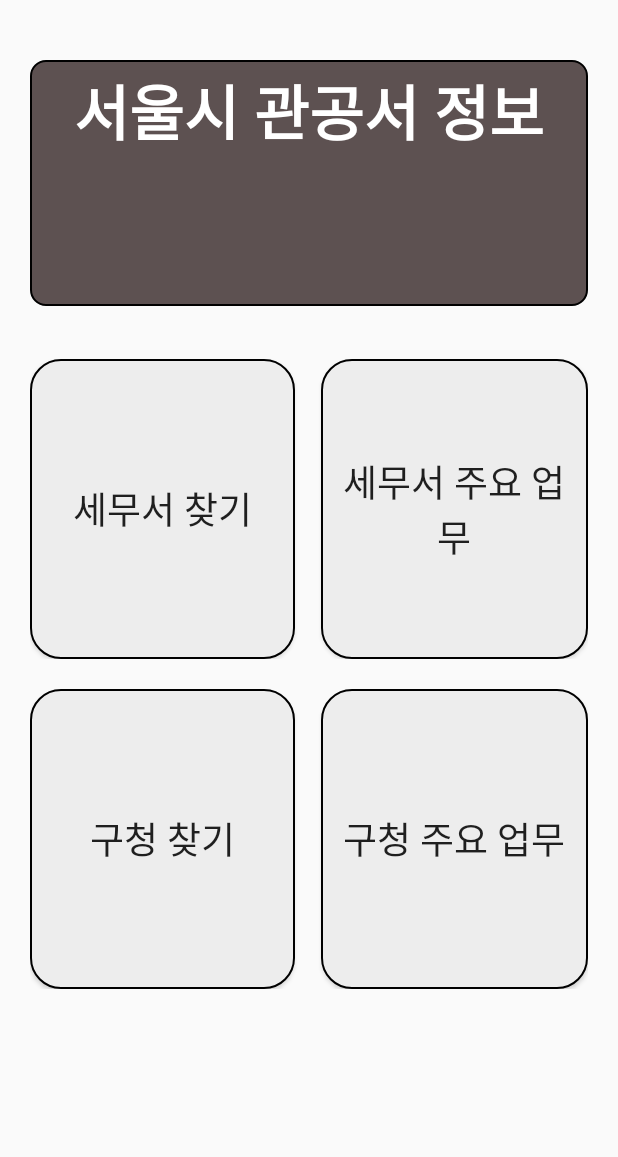
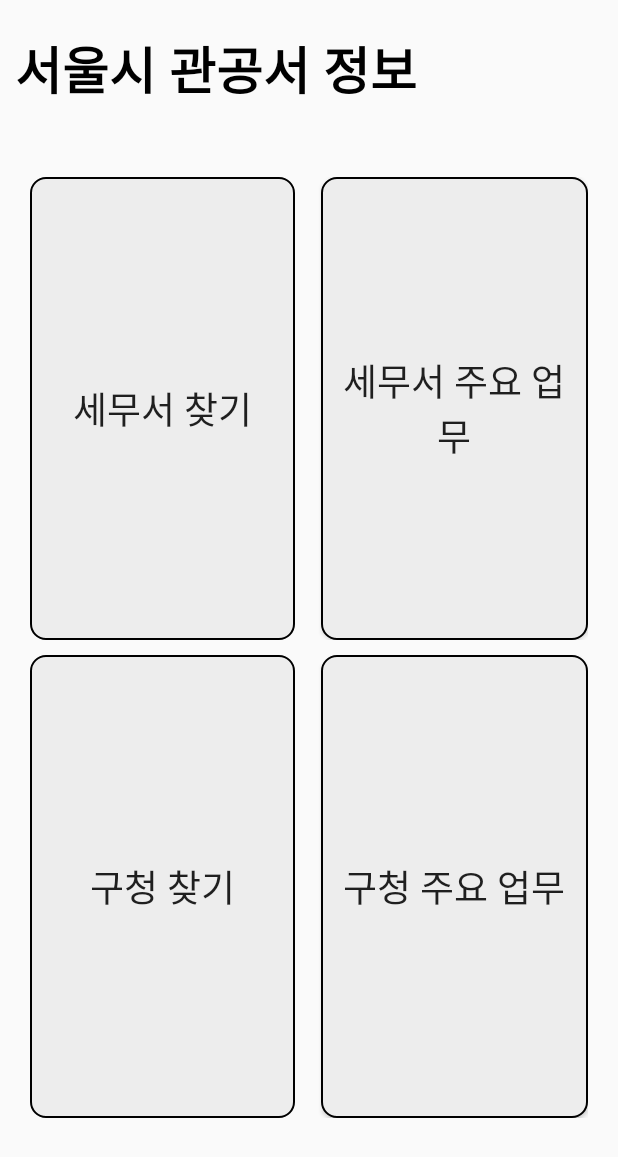
Before and after one commit to RobertHan96/SeoulGovOfficeInfo, an Android app: the screen it shows after launch (MainActivity), on a phone screen of 412 x 824 dp. Shown: the top 1157 px of the screen. Run offline under Robolectric (Android 15) with nearby library versions, the phone set to English and light mode, and no system bars.

Commit message:
11th commit : 디자인, 레이아웃 컨셉 iOS와 유사하게 변경

```diff
--- a/app/src/main/res/drawable/btn_background.xml
+++ b/app/src/main/res/drawable/btn_background.xml
@@ -2,10 +2,10 @@
 <shape xmlns:android="http://schemas.android.com/apk/res/android"
     android:shape="rectangle" >
     <solid android:color="#EDEDED"/>
-    <corners android:bottomRightRadius="20dp"
-        android:bottomLeftRadius="20dp"
-        android:topLeftRadius="20dp"
-        android:topRightRadius="20dp"/>
+    <corners android:bottomRightRadius="10dp"
+        android:bottomLeftRadius="10dp"
+        android:topLeftRadius="10dp"
+        android:topRightRadius="10dp"/>
     <stroke
         android:width="1dp"
         android:color="#000000" />
--- a/app/src/main/res/layout/activity_main.xml
+++ b/app/src/main/res/layout/activity_main.xml
@@ -5,46 +5,42 @@
     android:layout_width="match_parent"
     android:layout_height="match_parent"
     android:orientation="vertical"
-    android:paddingTop="40dp"
-    android:paddingLeft="20dp"
-    android:paddingRight="20dp"
     tools:context=".MainActivity">
 
     <TextView
         android:layout_width="match_parent"
         android:layout_height="0dp"
         android:layout_weight="1"
-        android:autoSizeMaxTextSize="40sp"
+        android:layout_marginLeft="10dp"
+        android:layout_marginBottom="20dp"
+        android:layout_marginTop="20dp"
+        android:autoSizeMaxTextSize="34sp"
         android:autoSizeTextType="uniform"
-        android:background="@drawable/title_btn_background"
-        android:padding="4dp"
         android:text="@string/main_view_name"
-        android:textAlignment="center"
-        android:textColor="#FFFFFF"
+        android:textColor="#000"
         android:textStyle="bold" />
 
-    <TextView
+        <LinearLayout
+            android:orientation="vertical"
             android:layout_width="match_parent"
-        android:layout_weight="0.1"
-        android:layout_height="wrap_content"/>
+            android:paddingLeft="20dp"
+            android:paddingRight="20dp"
+            android:layout_weight="8"
+            android:layout_height="0dp">
 
             <LinearLayout
+                android:layout_weight="1"
                 android:layout_width="match_parent"
-        android:orientation="vertical"
-        android:layout_weight="1"
-        android:layout_height="wrap_content">
+                android:layout_height="0dp"
+                android:orientation="horizontal">
 
-        <LinearLayout
-            android:layout_width="match_parent"
-            android:layout_height="wrap_content"
-            android:orientation="horizontal">
                 <Button
                     android:id="@+id/findTaxOfficeBtn"
                     android:paddingLeft="4dp"
                     android:paddingRight="4dp"
                     android:layout_width="0dp"
                     android:layout_weight="1"
-                android:layout_height="200dp"
+                    android:layout_height="match_parent"
                     android:background="@drawable/btn_background"
                     android:autoSizeTextType="uniform"
                     android:autoSizeMaxTextSize="25sp"
@@ -61,7 +57,7 @@
                     android:paddingRight="4dp"
                     android:layout_width="0dp"
                     android:layout_weight="1"
-                android:layout_height="200dp"
+                    android:layout_height="match_parent"
                     android:background="@drawable/btn_background"
                     android:autoSizeTextType="uniform"
                     android:autoSizeMaxTextSize="25sp"
@@ -70,8 +66,9 @@
 
             <LinearLayout
                 android:layout_width="match_parent"
-            android:layout_height="wrap_content"
-            android:layout_marginTop="20dp"
+                android:layout_height="0dp"
+                android:layout_weight="1"
+                android:layout_marginTop="10dp"
                 android:orientation="horizontal">
                 <Button
                     android:id="@+id/findGuOfficeBtn"
@@ -79,7 +76,7 @@
                     android:paddingRight="4dp"
                     android:layout_width="0dp"
                     android:layout_weight="1"
-                android:layout_height="200dp"
+                    android:layout_height="match_parent"
                     android:background="@drawable/btn_background"
                     android:autoSizeTextType="uniform"
                     android:autoSizeMaxTextSize="25sp"
@@ -96,7 +93,7 @@
                     android:paddingRight="4dp"
                     android:layout_width="0dp"
                     android:layout_weight="1"
-                android:layout_height="200dp"
+                    android:layout_height="match_parent"
                     android:background="@drawable/btn_background"
                     android:autoSizeTextType="uniform"
                     android:autoSizeMaxTextSize="25sp"
@@ -105,6 +102,10 @@
 
     </LinearLayout>
 
+    <TextView
+        android:layout_width="match_parent"
+        android:layout_height="0dp"
+        android:layout_weight="1"/>
 
-
+<!--전체 화면 레이아웃-->
 </LinearLayout>
--- a/app/src/main/res/layout/office_name_item.xml
+++ b/app/src/main/res/layout/office_name_item.xml
@@ -5,15 +5,15 @@
     android:layout_height="wrap_content">
 
     <Button
+        android:padding="5dp"
         android:layout_margin="5dp"
         android:id="@+id/officeNameText"
         android:layout_width="wrap_content"
         android:layout_height="wrap_content"
-        android:layout_gravity="center_vertical"
         android:text="@string/office_detail_name"
         android:textColor="#000000"
         android:background="@drawable/btn_background"
         android:autoSizeTextType="uniform"
-        android:autoSizeMaxTextSize="20sp" />
+        android:autoSizeMaxTextSize="17sp" />
 
 </LinearLayout>
```
Also changed, not shown: app/src/main/res/layout/activity_office_detail.xml (+5 -8 lines), app/src/main/res/layout/activity_office_intro.xml (+2 -5 lines), app/src/main/res/layout/activity_office_locations.xml (+2 -6 lines). Lines whose indentation alone changed are shown as unchanged.
